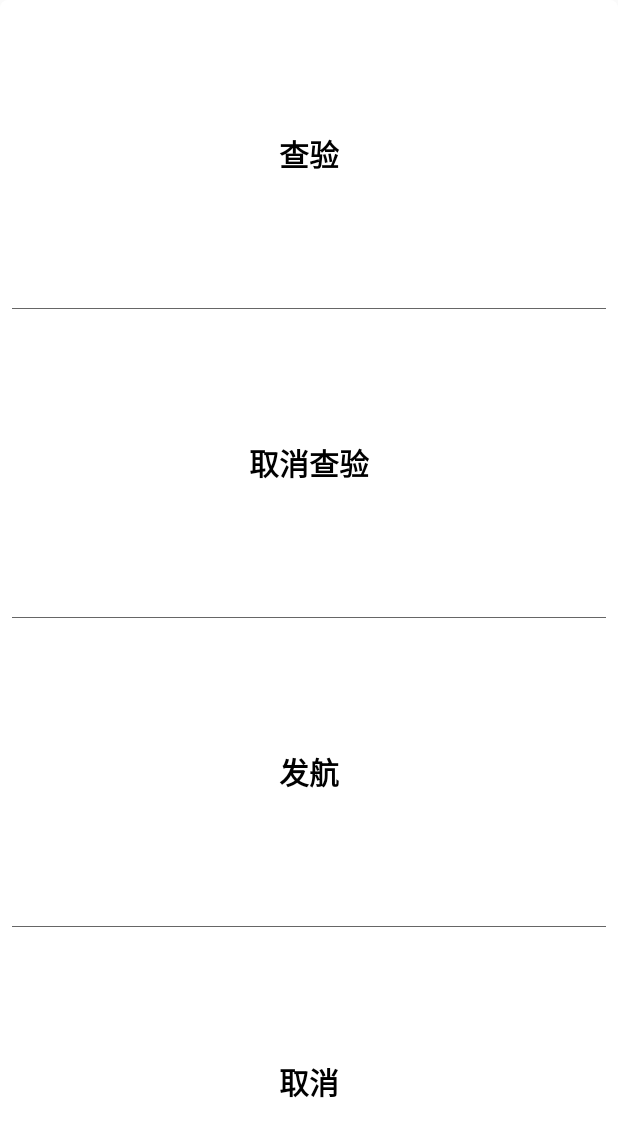
After one commit to Margnus/TravelTicket, an Android app: the layout popuplayout.xml on its own in the app's theme, with its tools: preview values and no code run, on a phone screen of 412 x 824 dp. The commit adds this screen. Shown: the top 1137 px of the screen. Run offline under Robolectric (Android 15) with nearby library versions, the phone set to English and light mode, and no system bars.

Commit message:
航次列表。

```diff
--- a/app/src/main/java/com/travel/ticket/util/HttpClient.java
+++ b/app/src/main/java/com/travel/ticket/util/HttpClient.java
@@ -53,9 +53,7 @@ public interface HttpClient {
      * @return
      */
     @GET("api/sys/checking/today/departure")
-    Observable<List<DepartureBean>> getDeparture(@Query("dockerId") String dockerId, @Query("cruiseId") String cruiseId,
-                                                 @Query("from") int from, @Query("to") int to,
-                                                 @Query("corporationId") String corporationId, @Query("cruisePlanId") String cruisePlanId);
+    Observable<List<DepartureBean>> getDeparture();
 
     /**
      * 获取今日出发查验航班
--- /dev/null
+++ b/app/src/main/res/drawable/divider.xml
@@ -0,0 +1,7 @@
+<?xml version="1.0" encoding="utf-8"?>
+<shape xmlns:android="http://schemas.android.com/apk/res/android"
+    android:shape="rectangle">
+    <size
+        android:height="1px" />
+    <solid android:color="#666666" />
+</shape>
--- /dev/null
+++ b/app/src/main/res/drawable/shape_card_bg.xml
@@ -0,0 +1,11 @@
+<?xml version="1.0" encoding="utf-8"?>
+<!-- android:shape指定形状类型，默认为rectangle -->
+<shape xmlns:android="http://schemas.android.com/apk/res/android"
+    android:shape="rectangle">
+    <!-- solid指定形状的填充色，只有android:color一个属性 -->
+    <solid android:color="@color/white" />
+
+    <!-- corners设置圆角，只适用于rectangle -->
+    <corners android:radius="5dp" />
+
+</shape>
--- /dev/null
+++ b/app/src/main/res/layout/popuplayout.xml
@@ -0,0 +1,50 @@
+<?xml version="1.0" encoding="utf-8"?>
+<LinearLayout xmlns:android="http://schemas.android.com/apk/res/android"
+    android:layout_width="match_parent"
+    android:layout_height="match_parent"
+    android:background="@drawable/shape_card_bg"
+    android:divider="@drawable/divider"
+    android:dividerPadding="@dimen/dp_4"
+    android:orientation="vertical"
+    android:showDividers="middle">
+
+    <TextView
+        android:layout_width="match_parent"
+        android:layout_height="1dp"
+        android:layout_weight="1"
+        android:gravity="center"
+        android:text="查验"
+        android:textColor="@color/black"
+        android:textSize="20sp"
+        android:textStyle="bold" />
+
+    <TextView
+        android:layout_width="match_parent"
+        android:layout_height="1dp"
+        android:layout_weight="1"
+        android:gravity="center"
+        android:text="取消查验"
+        android:textColor="@color/black"
+        android:textSize="20sp"
+        android:textStyle="bold" />
+
+    <TextView
+        android:layout_width="match_parent"
+        android:layout_height="1dp"
+        android:layout_weight="1"
+        android:gravity="center"
+        android:text="发航"
+        android:textColor="@color/black"
+        android:textSize="20sp"
+        android:textStyle="bold" />
+
+    <TextView
+        android:layout_width="match_parent"
+        android:layout_height="1dp"
+        android:layout_weight="1"
+        android:gravity="center"
+        android:text="取消"
+        android:textColor="@color/black"
+        android:textSize="20sp"
+        android:textStyle="bold" />
+</LinearLayout>
--- a/app/src/main/res/values/colors.xml
+++ b/app/src/main/res/values/colors.xml
@@ -4,4 +4,5 @@
     <color name="colorPrimaryDark">#303F9F</color>
     <color name="colorAccent">#FF4081</color>
     <color name="black">#000000</color>
+    <color name="white">#ffffff</color>
 </resources>
```
Also changed, not shown: app/src/main/java/com/travel/ticket/BaseFragment.java (added, +57 -0 lines), app/src/main/java/com/travel/ticket/PortAdapter.java (+4 -4 lines), app/src/main/java/com/travel/ticket/PortListActivity.java (+79 -11 lines), app/src/main/java/com/travel/ticket/ShipListFragment.java (added, +124 -0 lines), app/src/main/res/layout/activity_ports.xml (+19 -8 lines), app/src/main/res/layout/fragment_ship.xml (added, +20 -0 lines), app/src/main/res/drawable/icon_circle.png (added).
